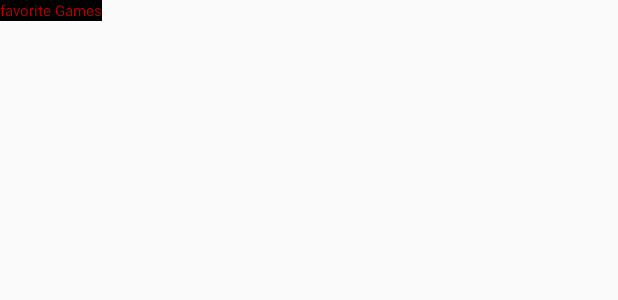
After one commit to HassanAlgadah/Gamers-Gate, an Android app: the layout fav_widget.xml on its own in the app's theme, with its tools: preview values and no code run, on a phone screen of 412 x 824 dp. The commit adds this screen. Shown: the top 300 px of the screen. Run offline under Robolectric (Android 15) with nearby library versions, the phone set to English and light mode, and no system bars.

Commit message:
added widegts

```diff
--- a/app/src/main/java/com/example/gamersgate/GameDetails.java
+++ b/app/src/main/java/com/example/gamersgate/GameDetails.java
@@ -90,7 +90,7 @@ public class GameDetails extends AppCompatActivity {
 
             @Override
             public void onFailure(Call<game> call, Throwable t) {
-                System.out.println(t);
+                System.out.println(t+"hh");
             }
         });
         new StarAsyncTask().execute(resultsfav);
--- a/app/src/main/java/com/example/gamersgate/GameList.java
+++ b/app/src/main/java/com/example/gamersgate/GameList.java
@@ -55,8 +55,6 @@ public class GameList extends AppCompatActivity implements RecAdapter.RecAdapter
 
     @Override
     public void onClick(Results Results) {
-        ArrayList<String> plats= new ArrayList<>();
-
         Bundle bundle = new Bundle();
         bundle.putParcelable("gamee",Results);
         Intent intent = new Intent(this,GameDetails.class);
--- /dev/null
+++ b/app/src/main/res/layout/fav_widget.xml
@@ -0,0 +1,18 @@
+<?xml version="1.0" encoding="utf-8"?>
+<LinearLayout
+    xmlns:android="http://schemas.android.com/apk/res/android" android:layout_width="match_parent"
+    android:layout_height="match_parent"
+    android:orientation="vertical"
+    >
+    <TextView
+        android:layout_width="wrap_content"
+        android:layout_height="wrap_content"
+        android:id="@+id/widgetid"
+        android:background="@color/colorPrimaryDark"
+        android:textColor="@color/red"
+        android:textSize="10dp"
+        android:text="favorite Games"
+        />
+
+
+</LinearLayout>
--- a/app/src/main/res/menu/menu.xml
+++ b/app/src/main/res/menu/menu.xml
@@ -7,4 +7,9 @@
         android:title="Favorites"
         app:showAsAction="ifRoom"
         />
+     <item
+        android:id="@+id/ser"
+        android:title="Search"
+        app:showAsAction="ifRoom"
+        />
 </menu>
--- a/app/src/main/res/values/colors.xml
+++ b/app/src/main/res/values/colors.xml
@@ -3,4 +3,5 @@
     <color name="colorPrimary">#000</color>
     <color name="colorPrimaryDark">#000</color>
     <color name="colorAccent">#D81B60</color>
+    <color name="red">#b20000</color>
 </resources>
--- a/app/src/main/res/values/strings.xml
+++ b/app/src/main/res/values/strings.xml
@@ -1,3 +1,5 @@
 <resources>
     <string name="app_name">GamersGate</string>
+    <string name="appwidget_text">EXAMPLE</string>
+    <string name="add_widget">Add widget</string>
 </resources>
```
Also changed, not shown: app/src/main/AndroidManifest.xml (+11 -2 lines), app/src/main/java/com/example/gamersgate/FavWidget.java (added, +55 -0 lines), app/src/main/java/com/example/gamersgate/MainActivity.java (+27 -4 lines), app/src/main/java/com/example/gamersgate/RecAdapter.java (+18 -3 lines), app/src/main/java/com/example/gamersgate/Results.java (+6 -6 lines), app/src/main/res/values-v14/dimens.xml (added, +10 -0 lines), app/src/main/res/values/dimens.xml (added, +10 -0 lines), app/src/main/res/xml/fav_widget_info.xml (added, +10 -0 lines), app/src/main/res/drawable-nodpi/example_appwidget_preview.png (added).
